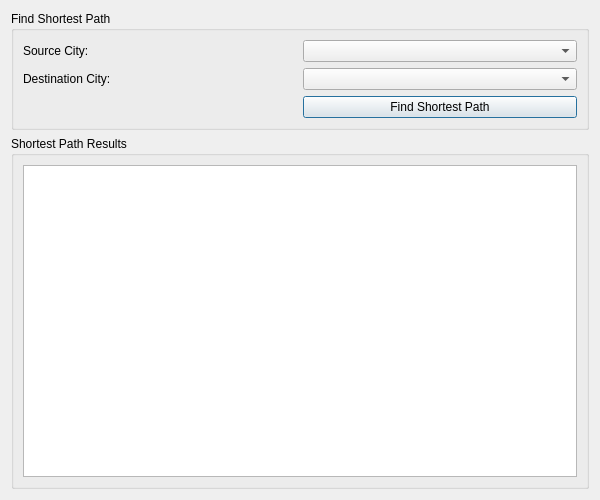
The window that ShortestPathWindow.ui (AhmedHE50/Mini-Waslni) describes before a commit, drawn with Qt 5.
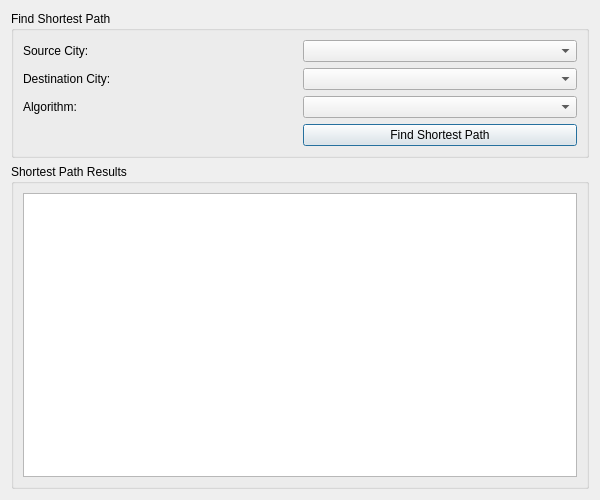
The same window after the commit.

What changed in the file:
```diff
--- a/ShortestPathWindow.ui
+++ b/ShortestPathWindow.ui
@@ -40,7 +40,17 @@
       <item row="1" column="1">
        <widget class="QComboBox" name="destCityComboBox"/>
       </item>
+      <item row="2" column="0">
+       <widget class="QLabel" name="label_3">
+        <property name="text">
+         <string>Algorithm:</string>
+        </property>
+       </widget>
+      </item>
       <item row="2" column="1">
+       <widget class="QComboBox" name="algorithmComboBox"/>
+      </item>
+      <item row="3" column="1">
        <widget class="QPushButton" name="btnFindPath">
         <property name="text">
          <string>Find Shortest Path</string>
```
